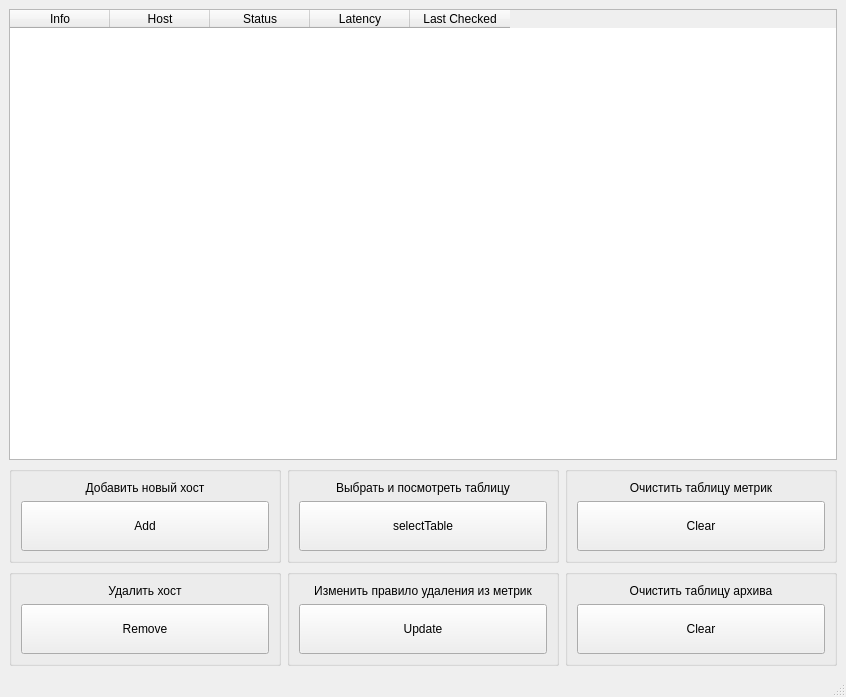
This is gui/MainWindow.ui in xzbey/Port-checker as Qt 5 draws it before an edit. The edited form follows.
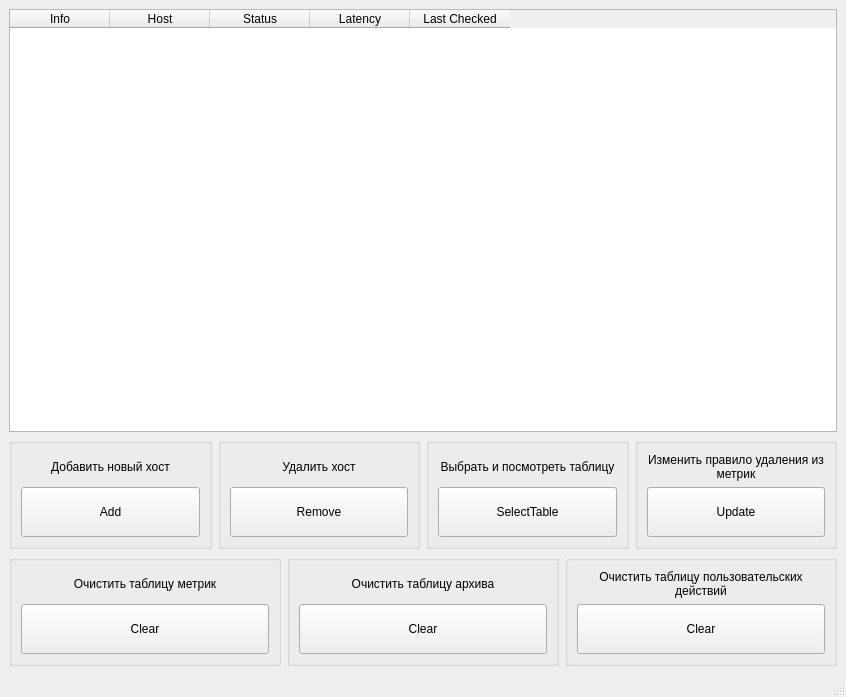
This is the edited form.

Commit message: add userlogs table + 3 attributes in host_status

Diff of the .ui file:
```diff
--- a/gui/MainWindow.ui
+++ b/gui/MainWindow.ui
@@ -14,8 +14,8 @@
    <string>MainWindow</string>
   </property>
   <widget class="QWidget" name="centralwidget">
-   <layout class="QGridLayout" name="gridLayout">
-    <item row="0" column="0">
+   <layout class="QVBoxLayout" name="verticalLayout">
+    <item>
      <widget class="QTableWidget" name="InfoTable">
       <property name="sizePolicy">
        <sizepolicy hsizetype="Expanding" vsizetype="Expanding">
@@ -65,17 +65,15 @@
       </column>
      </widget>
     </item>
-    <item row="1" column="0">
+    <item>
      <layout class="QHBoxLayout" name="horizontalLayout">
       <item>
-       <layout class="QVBoxLayout" name="verticalLayout_7">
-        <item>
          <widget class="QGroupBox" name="groupBox">
           <property name="title">
            <string/>
           </property>
-          <layout class="QVBoxLayout" name="verticalLayout_3">
-           <item>
+        <layout class="QGridLayout" name="gridLayout">
+         <item row="0" column="0">
             <widget class="QLabel" name="label_add">
              <property name="text">
               <string>Добавить новый хост</string>
@@ -88,7 +86,7 @@
              </property>
             </widget>
            </item>
-           <item>
+         <item row="1" column="0">
             <widget class="QPushButton" name="addHost">
              <property name="minimumSize">
               <size>
@@ -109,8 +107,8 @@
           <property name="title">
            <string/>
           </property>
-          <layout class="QVBoxLayout" name="verticalLayout">
-           <item>
+        <layout class="QGridLayout" name="gridLayout_2">
+         <item row="0" column="0">
             <widget class="QLabel" name="label_delete">
              <property name="text">
               <string>Удалить хост</string>
@@ -123,7 +121,7 @@
              </property>
             </widget>
            </item>
-           <item>
+         <item row="1" column="0">
             <widget class="QPushButton" name="deleteHost">
              <property name="minimumSize">
               <size>
@@ -139,17 +137,13 @@
           </layout>
          </widget>
         </item>
-       </layout>
-      </item>
-      <item>
-       <layout class="QVBoxLayout" name="verticalLayout_8">
         <item>
          <widget class="QGroupBox" name="groupBox_6">
           <property name="title">
            <string/>
           </property>
-          <layout class="QVBoxLayout" name="verticalLayout_6">
-           <item>
+        <layout class="QGridLayout" name="gridLayout_3">
+         <item row="0" column="0">
             <widget class="QLabel" name="label_select">
              <property name="text">
               <string>Выбрать и посмотреть таблицу</string>
@@ -162,16 +156,22 @@
              </property>
             </widget>
            </item>
-           <item>
+         <item row="1" column="0">
             <widget class="QPushButton" name="selectTable">
              <property name="sizePolicy">
-              <sizepolicy hsizetype="Minimum" vsizetype="Preferred">
+            <sizepolicy hsizetype="Minimum" vsizetype="Fixed">
                <horstretch>0</horstretch>
-               <verstretch>50</verstretch>
-              </sizepolicy>
-             </property>
+             <verstretch>0</verstretch>
+            </sizepolicy>
+           </property>
+           <property name="minimumSize">
+            <size>
+             <width>100</width>
+             <height>50</height>
+            </size>
+           </property>
              <property name="text">
-              <string>selectTable</string>
+            <string>SelectTable</string>
              </property>
             </widget>
            </item>
@@ -183,8 +183,8 @@
           <property name="title">
            <string/>
           </property>
-          <layout class="QVBoxLayout" name="verticalLayout_2">
-           <item>
+        <layout class="QGridLayout" name="gridLayout_4">
+         <item row="0" column="0">
             <widget class="QLabel" name="label_change">
              <property name="text">
               <string>Изменить правило удаления из метрик</string>
@@ -197,7 +197,7 @@
              </property>
             </widget>
            </item>
-           <item>
+         <item row="1" column="0">
             <widget class="QPushButton" name="changeClearRules">
              <property name="minimumSize">
               <size>
@@ -216,14 +216,14 @@
        </layout>
       </item>
       <item>
-       <layout class="QVBoxLayout" name="verticalLayout_9">
+     <layout class="QHBoxLayout" name="horizontalLayout_2">
         <item>
          <widget class="QGroupBox" name="groupBox_4">
           <property name="title">
            <string/>
           </property>
-          <layout class="QVBoxLayout" name="verticalLayout_4">
-           <item>
+        <layout class="QGridLayout" name="gridLayout_5">
+         <item row="0" column="0">
             <widget class="QLabel" name="label_clearMetrics">
              <property name="text">
               <string>Очистить таблицу метрик</string>
@@ -236,7 +236,7 @@
              </property>
             </widget>
            </item>
-           <item>
+         <item row="1" column="0">
             <widget class="QPushButton" name="clearMetrics">
              <property name="minimumSize">
               <size>
@@ -257,8 +257,8 @@
           <property name="title">
            <string/>
           </property>
-          <layout class="QVBoxLayout" name="verticalLayout_5">
-           <item>
+        <layout class="QGridLayout" name="gridLayout_7">
+         <item row="0" column="0">
             <widget class="QLabel" name="label_clearArchive">
              <property name="text">
               <string>Очистить таблицу архива</string>
@@ -271,7 +271,7 @@
              </property>
             </widget>
            </item>
-           <item>
+         <item row="1" column="0">
             <widget class="QPushButton" name="clearArchive">
              <property name="minimumSize">
               <size>
@@ -287,7 +287,40 @@
           </layout>
          </widget>
         </item>
-       </layout>
+      <item>
+       <widget class="QGroupBox" name="groupBox_7">
+        <property name="title">
+         <string/>
+        </property>
+        <layout class="QGridLayout" name="gridLayout_6">
+         <item row="0" column="0">
+          <widget class="QLabel" name="label_clearUserLogs">
+           <property name="text">
+            <string>Очистить таблицу пользовательских действий</string>
+           </property>
+           <property name="alignment">
+            <set>Qt::AlignmentFlag::AlignCenter</set>
+           </property>
+           <property name="wordWrap">
+            <bool>true</bool>
+           </property>
+          </widget>
+         </item>
+         <item row="1" column="0">
+          <widget class="QPushButton" name="clearUserLogs">
+           <property name="minimumSize">
+            <size>
+             <width>100</width>
+             <height>50</height>
+            </size>
+           </property>
+           <property name="text">
+            <string>Clear</string>
+           </property>
+          </widget>
+         </item>
+        </layout>
+       </widget>
       </item>
      </layout>
     </item>
```
Lines whose indentation alone changed are shown as unchanged. The commit also changes 5 other files.
